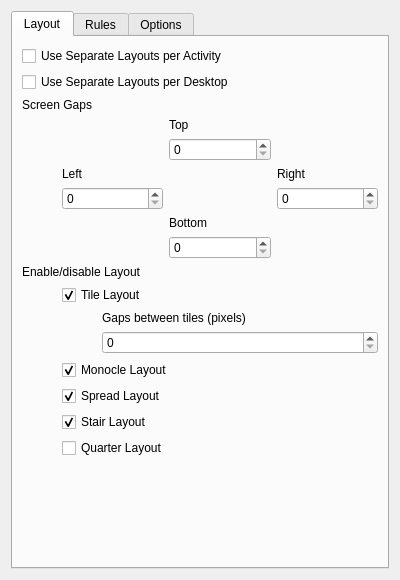
Qt form res/config.ui (Bismuth-Forge/bismuth) before a commit.
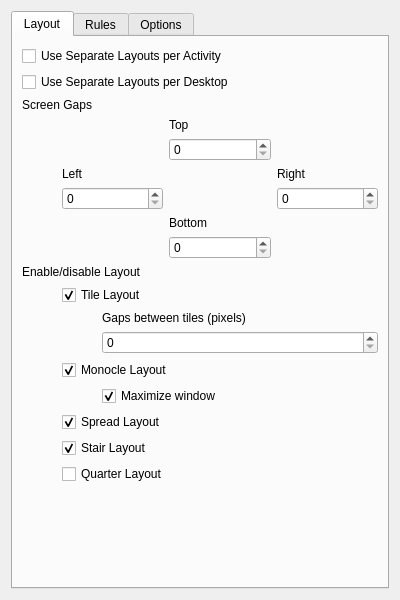
The same form after that commit.

Commit message:
implement monocle maximization option
 * When enabled, always maximizes tiles in monocle layout
 * implements user suggestion (#28)

```diff
--- a/res/config.ui
+++ b/res/config.ui
@@ -7,7 +7,7 @@
     <x>0</x>
     <y>0</y>
     <width>400</width>
-    <height>580</height>
+    <height>600</height>
    </rect>
   </property>
   <property name="windowTitle">
@@ -164,6 +164,23 @@
            </property>
           </widget>
          </item>
+         <item>
+          <layout class="QVBoxLayout" name="monocleLayoutConfigLayout">
+           <property name="leftMargin">
+            <number>40</number>
+           </property>
+           <item>
+            <widget class="QCheckBox" name="kcfg_monocleMaximize">
+             <property name="text">
+              <string>Maximize window</string>
+             </property>
+             <property name="checked">
+              <bool>true</bool>
+             </property>
+            </widget>
+           </item>
+          </layout>
+         </item>
          <item>
           <widget class="QCheckBox" name="kcfg_enableSpreadLayout">
            <property name="text">
```
The commit also changes 5 other files.
